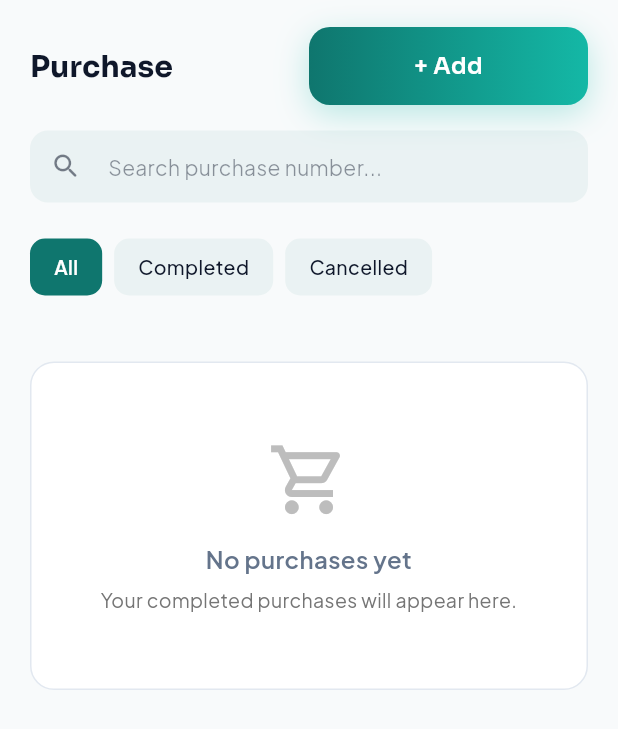
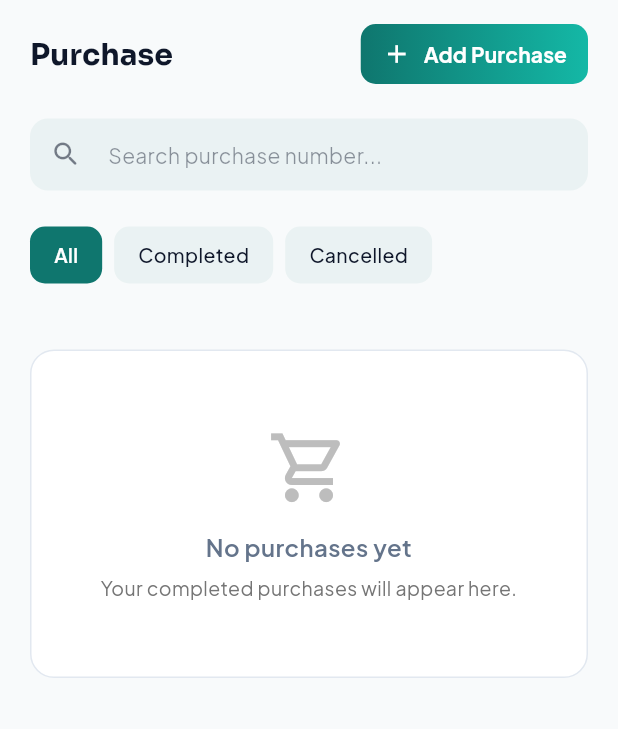
Before and after one commit to dev-Abubakar020/stockpulse, a Flutter app: the PurchasePage screen opened by its route, on a phone screen of 412 x 824 dp. Shown: the top 729 px of the screen. Run offline on Flutter 3.47's test engine with Material 3 defaults, Android fonts, the phone set to English and light mode, and no system bars; our stand-ins replace connectivity_plus, firebase_auth, firebase_core, flutter_native_splash, get, get_storage and 5 more; accounts and stored records are empty; network calls fail.

Commit message:
Adjust AppBar

```diff
--- a/lib/utils/app_constants.dart
+++ b/lib/utils/app_constants.dart
@@ -94,7 +94,7 @@ class AppConstants {
   static const String unit = "/unit";
   static const String defaultCurrency = "Rs. ";
   static const String todayCardSummary = "Today's Sales";
-  static const String addSale = "+ New Sale";
+  static const String addSale = "New Sale";
   static const String add = "Add";
   static const String edit = "Edit";
   static const String priceMargin = "Pricing & Margins";
--- a/lib/views/dashboardScreens/purchasePage.dart
+++ b/lib/views/dashboardScreens/purchasePage.dart
@@ -1,5 +1,6 @@
 import 'package:flutter/material.dart';
 import 'package:get/get.dart';
+import 'package:google_fonts/google_fonts.dart';
 
 import 'package:stockpulse/common/route/app_routes.dart';
 import 'package:stockpulse/common/theme/theme_helper.dart';
@@ -38,7 +39,7 @@ class PurchasePage extends StatelessWidget {
 
             padding: const EdgeInsets.symmetric(
               horizontal: 20,
-              vertical: 16,
+              vertical: 8,
             ),
 
             child: Column(
@@ -47,14 +48,39 @@ class PurchasePage extends StatelessWidget {
                 CustomAppBar(
                   title: AppConstants.purchaseTitle,
                   actions: [
-                    Expanded(
-                      child: AppButton(
-                        text: '+ ${AppConstants.add}',
-                        onPressed: () {
-                          Get.toNamed(
-                            Routes.addPurchase,
-                          );
-                        },
+                    Container(
+                      decoration: BoxDecoration(
+                        gradient: const LinearGradient(
+                          colors: [Color(0xFF0F766E), Color(0xFF14B8A6)],
+                          begin: Alignment.centerLeft,
+                          end: Alignment.centerRight,
+                        ),
+                        borderRadius: BorderRadius.circular(10),
+                      ),
+                      child: TextButton.icon(
+                        onPressed: () => Get.toNamed(Routes.addPurchase),
+                        style: TextButton.styleFrom(
+                          backgroundColor: Colors.transparent,
+                          shadowColor: Colors.transparent,
+                          padding: const EdgeInsets.symmetric(horizontal: 14, vertical: 10),
+                          minimumSize: Size.zero,
+                          tapTargetSize: MaterialTapTargetSize.shrinkWrap,
+                          shape: RoundedRectangleBorder(
+                            borderRadius: BorderRadius.circular(10),
+                          ),
+                        ),
+                        icon: const Icon(
+                          Icons.add,
+                          color: Colors.white,
+                          size: 20,
+                        ),
+                        label: Text(
+                          AppConstants.addPurchase,
+                          style: GoogleFonts.plusJakartaSans(
+                            fontWeight: FontWeight.w700,
+                            color: Colors.white,
+                          ),
+                        ),
                       ),
                     ),
                   ],
```
Also changed, not shown: lib/views/dashboardScreens/allProducts.dart (+22 -5 lines), lib/views/dashboardScreens/saleView.dart (+35 -4 lines).
